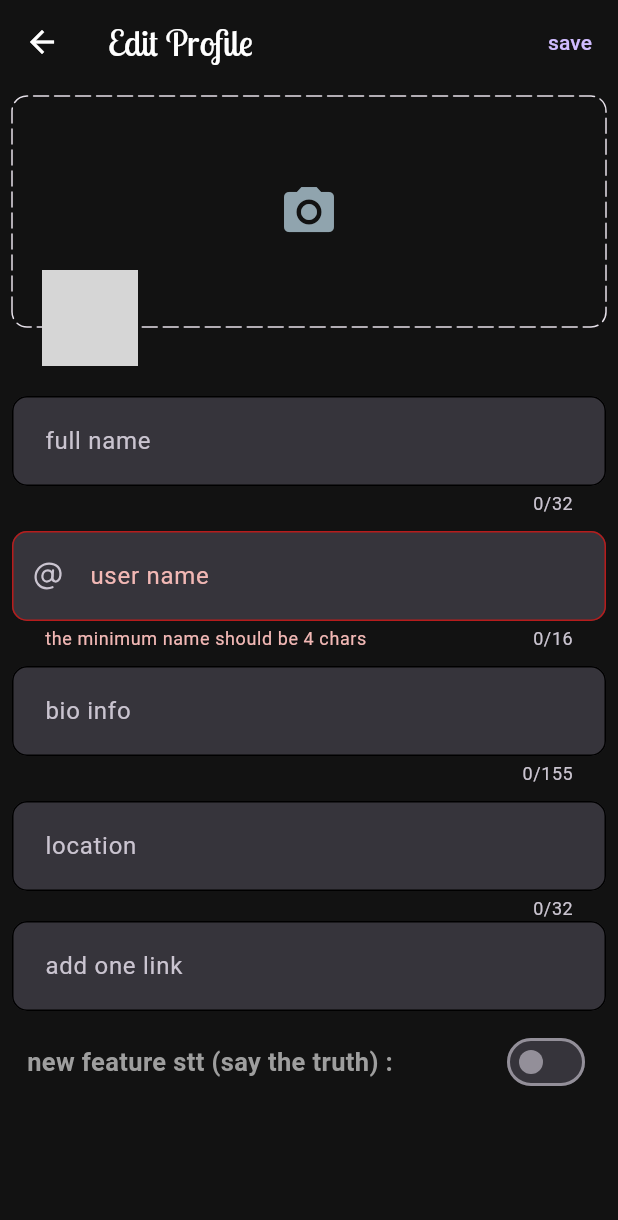
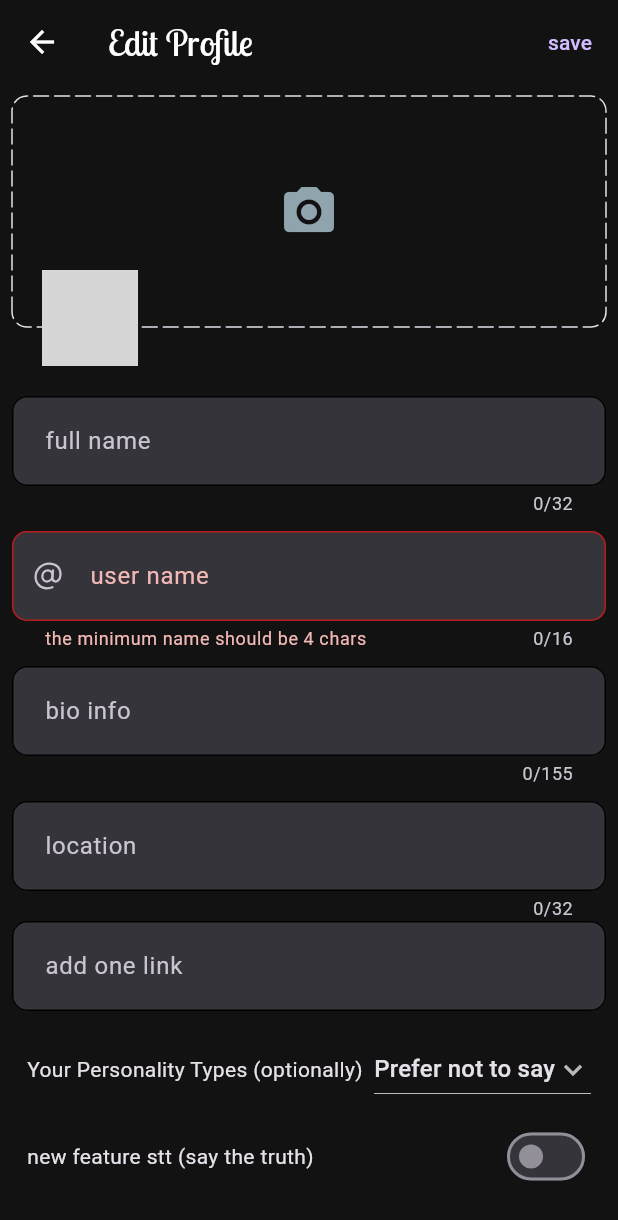
Before and after one commit to MultiX0/viblify_app, a Flutter app: the EditProfileScreen screen opened directly with empty values, on a phone screen of 412 x 824 dp. Shown: the top 1220 px of the screen. Run offline on Flutter 3.47's test engine with Material 3 defaults, Android fonts, the light colour scheme and no system bars; drawn by our look-alikes of dotted_border; our stand-ins replace cloud_firestore, extended_image, file_picker, firebase_auth, firebase_core, firebase_storage and 16 more; missing offline and left inert: encrypt, giphy_get, linkable, panara_dialogs; accounts and stored records are empty; network calls fail; grey boxes are pictures that could not be loaded.

Commit message:
add mbtis system

```diff
--- a/lib/features/auth/repository/auth_repository.dart
+++ b/lib/features/auth/repository/auth_repository.dart
@@ -87,6 +87,7 @@ class AuthRepository {
           userID: userCredential.user!.uid,
           isAccountPrivate: false,
           isUserMod: false,
+          mbti: "",
           link: '',
           email: userCredential.user!.email!,
           verified: false,
--- a/lib/features/user_profile/controller/user_profile_controller.dart
+++ b/lib/features/user_profile/controller/user_profile_controller.dart
@@ -80,6 +80,7 @@ class UserProfileController extends StateNotifier<bool> {
     required String name,
     required String bio,
     required bool stt,
+    required String mbti,
     required String userName,
     required String location,
     required String link,
@@ -108,6 +109,7 @@ class UserProfileController extends StateNotifier<bool> {
         userName: userName,
         location: location,
         stt: stt,
+        mbti: mbti,
         link: link);
     final res = await _repository.editProfile(user);
     state = false;
--- a/lib/features/user_profile/screens/edit_profile_screen.dart
+++ b/lib/features/user_profile/screens/edit_profile_screen.dart
@@ -28,6 +28,26 @@ class EditProfileScreen extends ConsumerStatefulWidget {
 class _EditProfileScreenState extends ConsumerState<EditProfileScreen> {
   final allowedChars = 'abcdefghijklmnopqrstuvwxyz0123456789_';
   bool stt = false;
+  String currentVal = 'Prefer not to say';
+  List<String> mbtis = [
+    "Prefer not to say",
+    "ISTJ",
+    "ISFJ",
+    "INFJ",
+    "INTJ",
+    "ISTP",
+    "ISFP",
+    "INFP",
+    "INTP",
+    "ESTP",
+    "ESFP",
+    "ENFP",
+    "ENTP",
+    "ESTJ",
+    "ESFJ",
+    "ENFJ",
+    "ENTJ",
+  ];
 
   String userName = "";
   String link = "";
@@ -51,6 +71,8 @@ class _EditProfileScreenState extends ConsumerState<EditProfileScreen> {
     setState(() {
       userName = userNameController.text;
       stt = ref.read(userProvider)!.stt;
+      currentVal = ref.read(userProvider)!.mbti;
+      currentVal = currentVal.isEmpty ? "Prefer not to say" : currentVal;
     });
     super.initState();
   }
@@ -101,6 +123,7 @@ class _EditProfileScreenState extends ConsumerState<EditProfileScreen> {
           userName: userName,
           link: linkController.text,
           stt: stt,
+          mbti: currentVal == "Prefer not to say" ? '' : currentVal,
           context: context,
           location: locationController.text.trim(),
           name: nameController.text.trim(),
@@ -366,17 +389,38 @@ class _EditProfileScreenState extends ConsumerState<EditProfileScreen> {
                         ),
                       ),
                       Padding(
+                        padding:
+                            const EdgeInsets.only(top: 15, right: 10, left: 10),
+                        child: Row(
+                          mainAxisAlignment: MainAxisAlignment.spaceBetween,
+                          children: [
+                            const Text('Your Personality Types (optionally)'),
+                            DropdownButton(
+                              value: currentVal,
+                              icon: const Icon(Icons.keyboard_arrow_down),
+                              items: mbtis.map((String items) {
+                                return DropdownMenuItem(
+                                  value: items,
+                                  child: Text(items),
+                                );
+                              }).toList(),
+                              onChanged: (String? newValue) {
+                                setState(() {
+                                  currentVal = newValue!;
+                                });
+                              },
+                            ),
+                          ],
+                        ),
+                      ),
+                      Padding(
                         padding: const EdgeInsets.symmetric(
                             horizontal: 10, vertical: 10),
                         child: Row(
                           mainAxisAlignment: MainAxisAlignment.spaceBetween,
                           children: [
-                            Text(
-                              "new feature stt (say the truth) : ",
-                              style: TextStyle(
-                                  fontSize: 17,
-                                  color: Colors.grey[500],
-                                  fontWeight: FontWeight.bold),
+                            const Text(
+                              "new feature stt (say the truth) ",
                             ),
                             Switch(
                               value: stt,
@@ -389,7 +433,7 @@ class _EditProfileScreenState extends ConsumerState<EditProfileScreen> {
                             ),
                           ],
                         ),
-                      )
+                      ),
                     ],
                   ),
                 ),
--- a/lib/models/user_model.dart
+++ b/lib/models/user_model.dart
@@ -8,6 +8,7 @@ class UserModel {
   final String bannerPic;
   final String userID;
   final String email;
+  final String mbti;
   final String userName;
   final String location;
   final String bio;
@@ -37,6 +38,7 @@ class UserModel {
     required this.bio,
     required this.following,
     required this.followers,
+    required this.mbti,
     required this.points,
     required this.joinedAt,
     required this.verified,
@@ -54,6 +56,7 @@ class UserModel {
     String? userName,
     String? location,
     String? bio,
+    String? mbti,
     List? following,
     List? notifications,
     bool? isUserBlocked,
@@ -73,6 +76,7 @@ class UserModel {
       userID: userID ?? this.userID,
       email: email ?? this.email,
       userName: userName ?? this.userName,
+      mbti: mbti ?? this.mbti,
       location: location ?? this.location,
       stt: stt ?? this.stt,
       isUserBlocked: isUserBlocked ?? this.isUserBlocked,
@@ -106,6 +110,7 @@ class UserModel {
       'joinedAt': joinedAt.toIso8601String(),
       'verified': verified,
       'link': link,
+      'mbti': mbti,
       'isAccountPrivate': isAccountPrivate,
       'isUserMod': isUserMod, // Include the new field in the map
       'isUserBlocked': isUserBlocked,
@@ -118,6 +123,7 @@ class UserModel {
       name: map['name'] as String,
       profilePic: map['profilePic'] as String,
       bannerPic: map['bannerPic'] as String,
+      mbti: map['mbti'] ?? "",
       userID: map['userID'] as String,
       email: map['email'] as String,
       userName: map['userName'] as String,
@@ -161,6 +167,7 @@ class UserModel {
         listEquals(other.followers, followers) &&
         listEquals(other.notifications, notifications) &&
         other.points == points &&
+        other.mbti == mbti &&
         other.joinedAt == joinedAt &&
         other.verified == verified &&
         other.link == link &&
@@ -189,6 +196,7 @@ class UserModel {
         link.hashCode ^
         isAccountPrivate.hashCode ^
         isUserMod.hashCode ^
+        mbti.hashCode ^
         stt.hashCode ^
         isUserBlocked.hashCode; // Include the new field in the hash code
   }
```
Also changed, not shown: lib/features/user_profile/screens/user_profile_screen.dart (+28 -1 lines).
